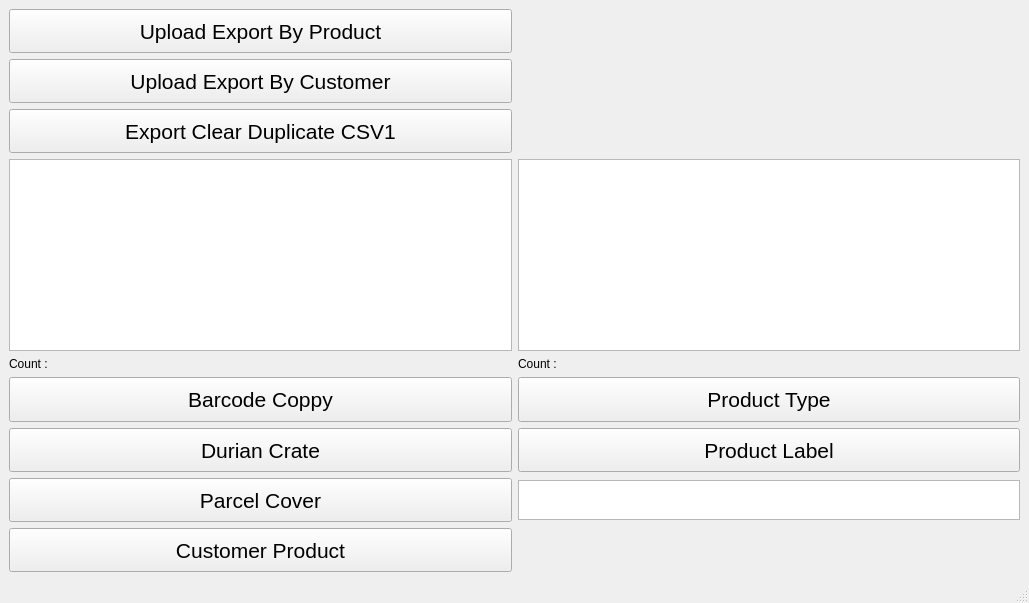
The window that GUI_Mrince.ui (ThanawatKMUTNB/MRINCE) describes before a commit, drawn with Qt 5.
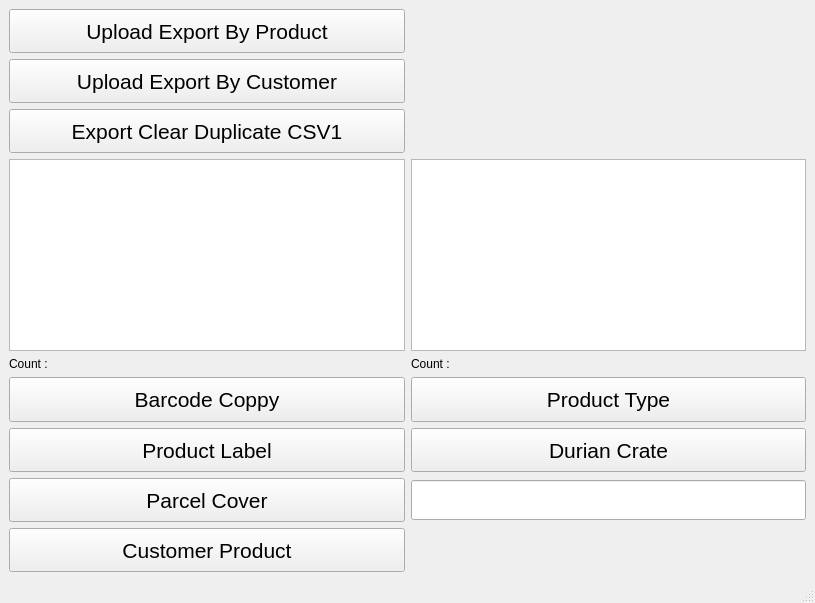
The same window after the commit.

Patch:
```diff
--- a/GUI_Mrince.ui
+++ b/GUI_Mrince.ui
@@ -6,7 +6,7 @@
    <rect>
     <x>0</x>
     <y>0</y>
-    <width>1029</width>
+    <width>815</width>
     <height>603</height>
    </rect>
   </property>
@@ -15,6 +15,96 @@
   </property>
   <widget class="QWidget" name="centralwidget">
    <layout class="QGridLayout" name="gridLayout">
+    <item row="7" column="1">
+     <widget class="QPushButton" name="pushButton_6">
+      <property name="sizePolicy">
+       <sizepolicy hsizetype="Expanding" vsizetype="Expanding">
+        <horstretch>0</horstretch>
+        <verstretch>0</verstretch>
+       </sizepolicy>
+      </property>
+      <property name="minimumSize">
+       <size>
+        <width>0</width>
+        <height>30</height>
+       </size>
+      </property>
+      <property name="maximumSize">
+       <size>
+        <width>16777215</width>
+        <height>16777215</height>
+       </size>
+      </property>
+      <property name="font">
+       <font>
+        <pointsize>16</pointsize>
+       </font>
+      </property>
+      <property name="text">
+       <string>Durian Crate</string>
+      </property>
+     </widget>
+    </item>
+    <item row="7" column="0">
+     <widget class="QPushButton" name="pushButton_5">
+      <property name="sizePolicy">
+       <sizepolicy hsizetype="Expanding" vsizetype="Expanding">
+        <horstretch>0</horstretch>
+        <verstretch>0</verstretch>
+       </sizepolicy>
+      </property>
+      <property name="minimumSize">
+       <size>
+        <width>0</width>
+        <height>30</height>
+       </size>
+      </property>
+      <property name="maximumSize">
+       <size>
+        <width>16777215</width>
+        <height>16777215</height>
+       </size>
+      </property>
+      <property name="font">
+       <font>
+        <pointsize>16</pointsize>
+       </font>
+      </property>
+      <property name="text">
+       <string>Product Label</string>
+      </property>
+     </widget>
+    </item>
+    <item row="9" column="0">
+     <widget class="QPushButton" name="pushButton_7">
+      <property name="sizePolicy">
+       <sizepolicy hsizetype="Expanding" vsizetype="Expanding">
+        <horstretch>0</horstretch>
+        <verstretch>0</verstretch>
+       </sizepolicy>
+      </property>
+      <property name="minimumSize">
+       <size>
+        <width>0</width>
+        <height>0</height>
+       </size>
+      </property>
+      <property name="maximumSize">
+       <size>
+        <width>16777215</width>
+        <height>16777215</height>
+       </size>
+      </property>
+      <property name="font">
+       <font>
+        <pointsize>16</pointsize>
+       </font>
+      </property>
+      <property name="text">
+       <string>Parcel Cover</string>
+      </property>
+     </widget>
+    </item>
     <item row="0" column="0">
      <widget class="QPushButton" name="pushButton">
       <property name="sizePolicy">
@@ -42,7 +132,7 @@
     <item row="0" column="1">
      <widget class="QLabel" name="label">
       <property name="sizePolicy">
-       <sizepolicy hsizetype="Expanding" vsizetype="Expanding">
+       <sizepolicy hsizetype="Preferred" vsizetype="Expanding">
         <horstretch>0</horstretch>
         <verstretch>0</verstretch>
        </sizepolicy>
@@ -56,44 +146,23 @@
       <property name="font">
        <font>
         <pointsize>14</pointsize>
+        <strikeout>false</strikeout>
+        <stylestrategy>PreferAntialias</stylestrategy>
+        <kerning>false</kerning>
        </font>
       </property>
       <property name="text">
-       <string/>
+       <string notr="true"/>
       </property>
       <property name="scaledContents">
        <bool>true</bool>
       </property>
      </widget>
     </item>
-    <item row="1" column="0">
-     <widget class="QPushButton" name="pushButton_2">
-      <property name="sizePolicy">
-       <sizepolicy hsizetype="Expanding" vsizetype="Expanding">
-        <horstretch>0</horstretch>
-        <verstretch>0</verstretch>
-       </sizepolicy>
-      </property>
-      <property name="minimumSize">
-       <size>
-        <width>0</width>
-        <height>30</height>
-       </size>
-      </property>
-      <property name="font">
-       <font>
-        <pointsize>16</pointsize>
-       </font>
-      </property>
-      <property name="text">
-       <string>Upload Export By Customer</string>
-      </property>
-     </widget>
-    </item>
     <item row="1" column="1">
      <widget class="QLabel" name="label_4">
       <property name="sizePolicy">
-       <sizepolicy hsizetype="Expanding" vsizetype="Expanding">
+       <sizepolicy hsizetype="Preferred" vsizetype="Expanding">
         <horstretch>0</horstretch>
         <verstretch>0</verstretch>
        </sizepolicy>
@@ -107,10 +176,13 @@
       <property name="font">
        <font>
         <pointsize>14</pointsize>
+        <strikeout>false</strikeout>
+        <stylestrategy>PreferAntialias</stylestrategy>
+        <kerning>false</kerning>
        </font>
       </property>
       <property name="text">
-       <string/>
+       <string notr="true"/>
       </property>
       <property name="scaledContents">
        <bool>true</bool>
@@ -150,7 +222,7 @@
     <item row="2" column="1">
      <widget class="QLabel" name="label_5">
       <property name="sizePolicy">
-       <sizepolicy hsizetype="Expanding" vsizetype="Expanding">
+       <sizepolicy hsizetype="Preferred" vsizetype="Expanding">
         <horstretch>0</horstretch>
         <verstretch>0</verstretch>
        </sizepolicy>
@@ -164,16 +236,43 @@
       <property name="font">
        <font>
         <pointsize>14</pointsize>
+        <strikeout>false</strikeout>
+        <stylestrategy>PreferAntialias</stylestrategy>
+        <kerning>false</kerning>
        </font>
       </property>
       <property name="text">
-       <string/>
+       <string notr="true"/>
       </property>
       <property name="scaledContents">
        <bool>true</bool>
       </property>
      </widget>
     </item>
+    <item row="1" column="0">
+     <widget class="QPushButton" name="pushButton_2">
+      <property name="sizePolicy">
+       <sizepolicy hsizetype="Expanding" vsizetype="Expanding">
+        <horstretch>0</horstretch>
+        <verstretch>0</verstretch>
+       </sizepolicy>
+      </property>
+      <property name="minimumSize">
+       <size>
+        <width>0</width>
+        <height>30</height>
+       </size>
+      </property>
+      <property name="font">
+       <font>
+        <pointsize>16</pointsize>
+       </font>
+      </property>
+      <property name="text">
+       <string>Upload Export By Customer</string>
+      </property>
+     </widget>
+    </item>
     <item row="3" column="0">
      <widget class="QTableView" name="tableView">
       <property name="sizePolicy">
@@ -229,19 +328,6 @@
       </property>
      </widget>
     </item>
-    <item row="4" column="1">
-     <widget class="QLabel" name="label_3">
-      <property name="sizePolicy">
-       <sizepolicy hsizetype="Expanding" vsizetype="Preferred">
-        <horstretch>0</horstretch>
-        <verstretch>0</verstretch>
-       </sizepolicy>
-      </property>
-      <property name="text">
-       <string>Count :</string>
-      </property>
-     </widget>
-    </item>
     <item row="5" column="0">
      <widget class="QPushButton" name="pushButton_3">
       <property name="sizePolicy">
@@ -303,38 +389,21 @@
       </property>
      </widget>
     </item>
-    <item row="6" column="0">
-     <widget class="QPushButton" name="pushButton_6">
+    <item row="4" column="1">
+     <widget class="QLabel" name="label_3">
       <property name="sizePolicy">
-       <sizepolicy hsizetype="Expanding" vsizetype="Expanding">
+       <sizepolicy hsizetype="Expanding" vsizetype="Preferred">
         <horstretch>0</horstretch>
         <verstretch>0</verstretch>
        </sizepolicy>
       </property>
-      <property name="minimumSize">
-       <size>
-        <width>0</width>
-        <height>30</height>
-       </size>
-      </property>
-      <property name="maximumSize">
-       <size>
-        <width>16777215</width>
-        <height>16777215</height>
-       </size>
-      </property>
-      <property name="font">
-       <font>
-        <pointsize>16</pointsize>
-       </font>
-      </property>
       <property name="text">
-       <string>Durian Crate</string>
+       <string>Count :</string>
       </property>
      </widget>
     </item>
-    <item row="6" column="1">
-     <widget class="QPushButton" name="pushButton_5">
+    <item row="10" column="1">
+     <widget class="QLabel" name="label_6">
       <property name="sizePolicy">
        <sizepolicy hsizetype="Expanding" vsizetype="Expanding">
         <horstretch>0</horstretch>
@@ -347,80 +416,20 @@
         <height>30</height>
        </size>
       </property>
-      <property name="maximumSize">
-       <size>
-        <width>16777215</width>
-        <height>16777215</height>
-       </size>
-      </property>
       <property name="font">
        <font>
-        <pointsize>16</pointsize>
+        <pointsize>14</pointsize>
        </font>
       </property>
       <property name="text">
-       <string>Product Label</string>
+       <string/>
       </property>
-     </widget>
-    </item>
-    <item row="7" column="0">
-     <widget class="QPushButton" name="pushButton_7">
-      <property name="sizePolicy">
-       <sizepolicy hsizetype="Expanding" vsizetype="Expanding">
-        <horstretch>0</horstretch>
-        <verstretch>0</verstretch>
-       </sizepolicy>
+      <property name="scaledContents">
+       <bool>false</bool>
       </property>
-      <property name="minimumSize">
-       <size>
-        <width>0</width>
-        <height>0</height>
-       </size>
-      </property>
-      <property name="maximumSize">
-       <size>
-        <width>16777215</width>
-        <height>16777215</height>
-       </size>
-      </property>
-      <property name="font">
-       <font>
-        <pointsize>16</pointsize>
-       </font>
-      </property>
-      <property name="text">
-       <string>Parcel Cover</string>
-      </property>
      </widget>
     </item>
-    <item row="7" column="1">
-     <widget class="QTextEdit" name="textEdit">
-      <property name="sizePolicy">
-       <sizepolicy hsizetype="Expanding" vsizetype="Expanding">
-        <horstretch>0</horstretch>
-        <verstretch>0</verstretch>
-       </sizepolicy>
-      </property>
-      <property name="minimumSize">
-       <size>
-        <width>0</width>
-        <height>0</height>
-       </size>
-      </property>
-      <property name="maximumSize">
-       <size>
-        <width>16777215</width>
-        <height>40</height>
-       </size>
-      </property>
-      <property name="font">
-       <font>
-        <pointsize>16</pointsize>
-       </font>
-      </property>
-     </widget>
-    </item>
-    <item row="8" column="0">
+    <item row="10" column="0">
      <widget class="QPushButton" name="pushButton_8">
       <property name="sizePolicy">
        <sizepolicy hsizetype="Expanding" vsizetype="Expanding">
@@ -450,6 +459,27 @@
       </property>
      </widget>
     </item>
+    <item row="9" column="1">
+     <widget class="QLineEdit" name="lineEdit">
+      <property name="sizePolicy">
+       <sizepolicy hsizetype="Expanding" vsizetype="Expanding">
+        <horstretch>0</horstretch>
+        <verstretch>0</verstretch>
+       </sizepolicy>
+      </property>
+      <property name="maximumSize">
+       <size>
+        <width>16777215</width>
+        <height>40</height>
+       </size>
+      </property>
+      <property name="font">
+       <font>
+        <pointsize>14</pointsize>
+       </font>
+      </property>
+     </widget>
+    </item>
    </layout>
   </widget>
   <widget class="QMenuBar" name="menubar">
@@ -457,7 +487,7 @@
     <rect>
      <x>0</x>
      <y>0</y>
-     <width>1029</width>
+     <width>815</width>
      <height>21</height>
     </rect>
    </property>
```
